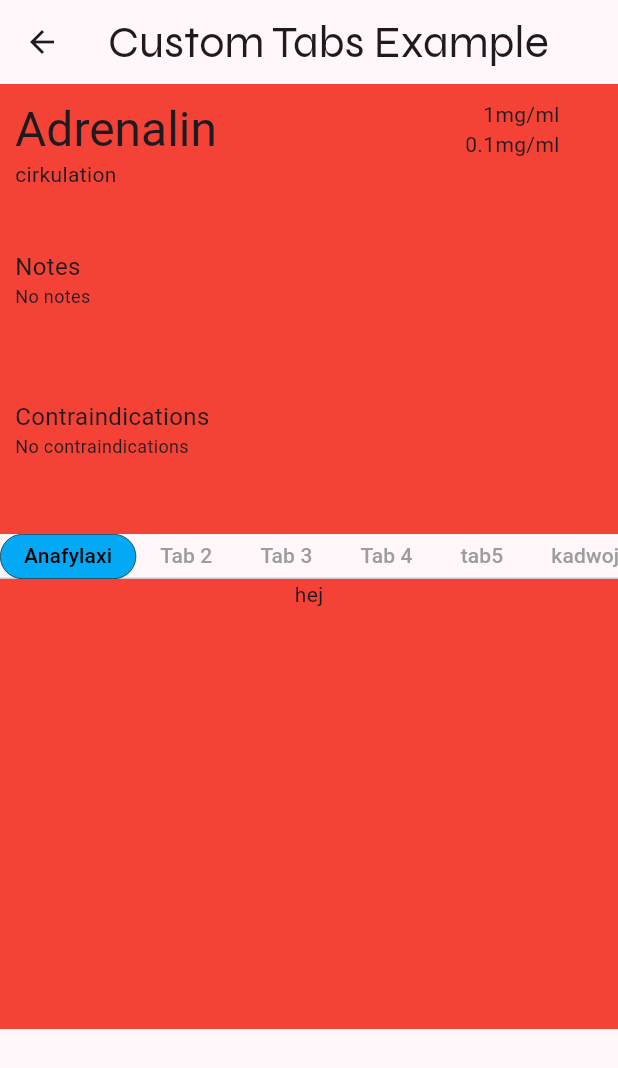
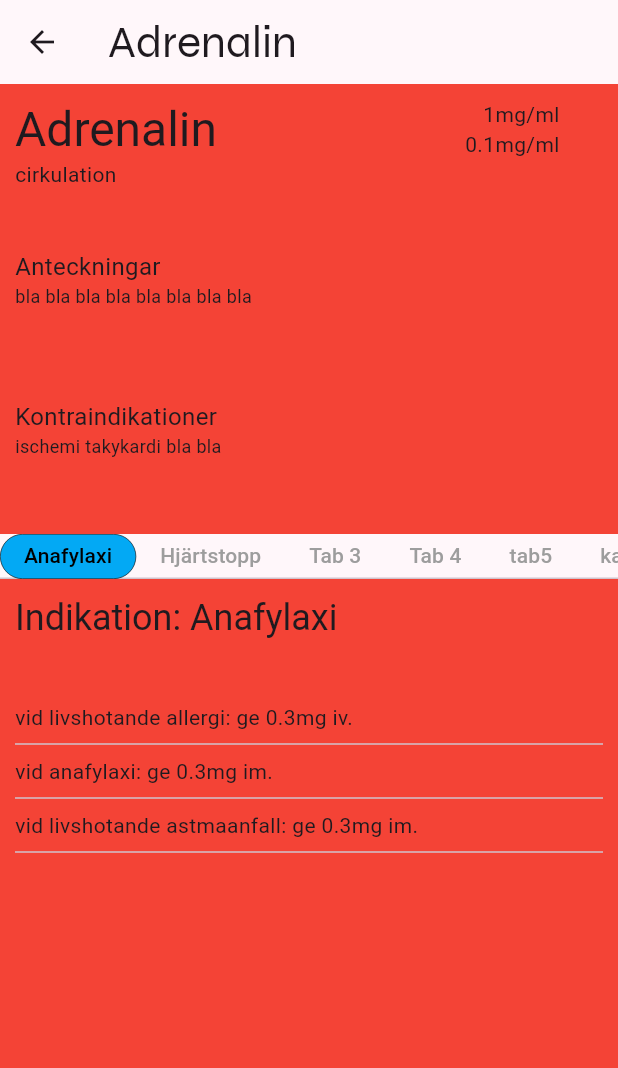
Before and after one commit to Dyu5mp8/hane, a Flutter app: the TestTab screen opened directly, on a phone screen of 412 x 824 dp. Shown: the top 1068 px of the screen. Run offline on Flutter 3.47's test engine with Material 3 defaults, Android fonts, the phone set to English and light mode, and no system bars; our stand-ins replace cloud_firestore, firebase_core, google_fonts; accounts and stored records are empty.

Commit message:
Work on medication detail view

```diff
--- a/lib/test_views/indication_box.dart
+++ b/lib/test_views/indication_box.dart
@@ -1,18 +1,53 @@
 import 'package:flutter/material.dart';
+import 'package:flutter/widgets.dart';
+
+
 class indicationBox extends StatelessWidget {
-  const indicationBox({
+  indicationBox({
     super.key,
   });
+
+var dosages = ["vid livshotande allergi: ge 0.3mg iv.", "vid anafylaxi: ge 0.3mg im.", "vid livshotande astmaanfall: ge 0.3mg im."];
 
   @override
 Widget build(BuildContext context) {
   return Container(
-    height: 300,
+    height: MediaQuery.of(context).size.height * 0.5,
     width: MediaQuery.of(context).size.width,
+
     color: Colors.red,
+    padding: EdgeInsets.all(10),
     child: Column(
+      crossAxisAlignment: CrossAxisAlignment.start,
+
+
       children: [
-        Text("hej",)
+        Text("Indikation: Anafylaxi", style: Theme.of(context).textTheme.headlineSmall),
+        SizedBox(
+          height: 40,
+        ),
+
+        Expanded(
+          child: SafeArea(
+            child: ListView.builder(
+              itemCount: dosages.length,
+              itemBuilder: (context, index)
+
+            {
+
+              return Column(
+                crossAxisAlignment: CrossAxisAlignment.start,
+                children: [
+                Text(dosages[index] as String),
+                Divider(),
+                ]);
+
+            }),
+          ),
+        )
+
+
+
       ],
     ),
   );
--- a/lib/test_views/overview_box.dart
+++ b/lib/test_views/overview_box.dart
@@ -82,8 +82,8 @@ class contraindicationRow extends StatelessWidget {
         crossAxisAlignment: CrossAxisAlignment.start,
 
         children: [
-        Text("Contraindications", style: TextStyle(fontSize: 16),),
-        Text("No contraindications", style: TextStyle(fontSize: 12),)
+        Text("Kontraindikationer", style: TextStyle(fontSize: 16),),
+        Text("ischemi takykardi bla bla", style: TextStyle(fontSize: 12),)
 
       ],)
     );
@@ -106,8 +106,8 @@ class noteRow extends StatelessWidget {
         crossAxisAlignment: CrossAxisAlignment.start,
 
         children: [
-        Text("Notes", style: TextStyle(fontSize: 16),),
-        Text("No notes", style: TextStyle(fontSize: 12),)
+        Text('Anteckningar', style: TextStyle(fontSize: 16),),
+        Text('bla bla bla bla bla bla bla bla', style: TextStyle(fontSize: 12),)
 
       ],)
     );
--- a/lib/test_views/tab.dart
+++ b/lib/test_views/tab.dart
@@ -12,7 +12,8 @@ class TestTab extends StatelessWidget {
 
      return Scaffold(
         appBar: AppBar(
-          title: Text('Custom Tabs Example'),
+
+          title: Text('Adrenalin'),
 
         ),
         body:
@@ -22,7 +23,7 @@ class TestTab extends StatelessWidget {
           children: [
             overviewBox(),
             indicationTab(),
-            indicationBox()
+            Expanded(child: indicationBox()) //bottom box should extend down.
 
           ],
         ),
@@ -68,7 +69,7 @@ class indicationTab extends StatelessWidget {
             tabs: [
 
             Tab(text: 'Anafylaxi'),
-            Tab(text: 'Tab 2',),
+            Tab(text: 'Hjärtstopp',),
             Tab(text: 'Tab 3',),
             Tab(text: 'Tab 4',),
             Tab(text: 'tab5'),
```
Also changed, not shown: 1 other file.
